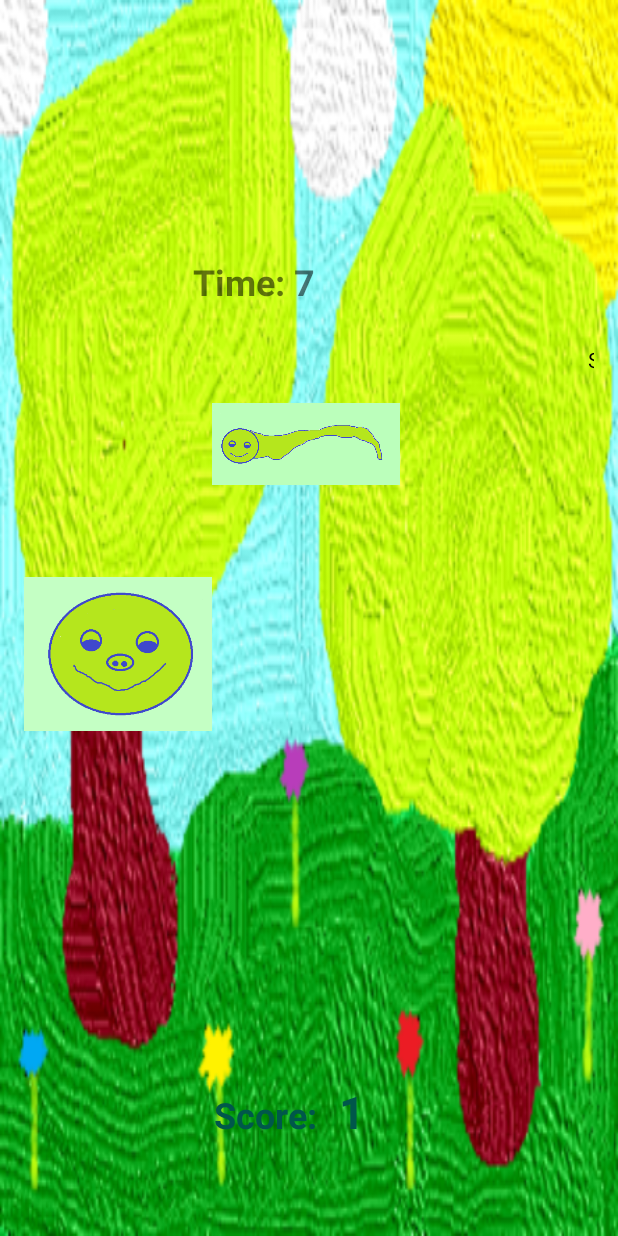
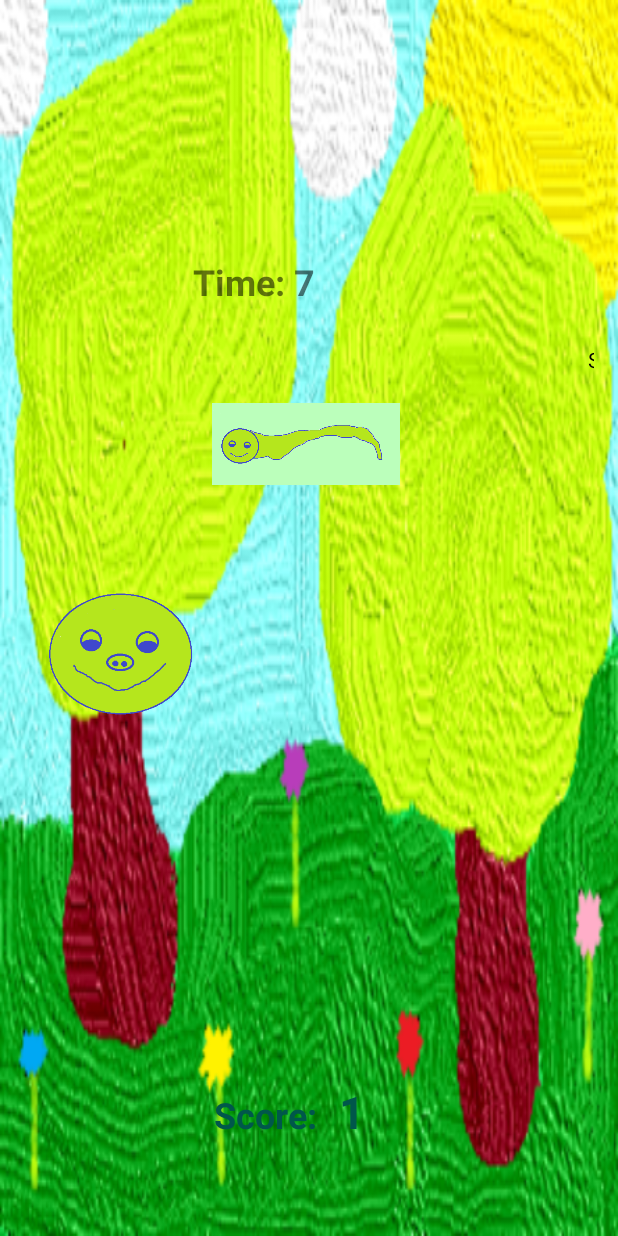
Before and after one commit to noomsInWarwick/AnotherSimpleGame, an Android app: the screen it shows after launch (MainActivity), after a tap on an icon or button, on a phone screen of 412 x 824 dp. Run offline under Robolectric (Android 15) with nearby library versions, the phone set to English and light mode, and no system bars.

Commit message:
Updates at January 12 2020

```diff
--- a/app/src/main/java/com/example/anothersimplegame/MainActivity.kt
+++ b/app/src/main/java/com/example/anothersimplegame/MainActivity.kt
@@ -235,7 +235,7 @@ class MainActivity : AppCompatActivity() {
                 for (displayedImage in displayedImageList) {
                     displayedIdx = imageList.indexOf(displayedImage)
                     if (imageList.indexOf(displayedImage) >= 0) {
-                        imageList[displayedIdx].setImageDrawable(resources.getDrawable(drawable.piggysnake_smiley))
+                        imageList[displayedIdx].setImageDrawable(resources.getDrawable(drawable.piggysnake_smiley_trans))
                         imageList[displayedIdx].maxWidth = 75
                     }
                 }
@@ -288,6 +288,7 @@ class MainActivity : AppCompatActivity() {
                         leafNumber = 3
                     }
                     3 -> {
+                        imagesManager.rotate(fallingleafone, 15000)
                         imagesManager.rotate(fallingleafthree, 8000)
                         imagesManager.rotate(fallingleaftwo, 10000)
                         leafNumber = 4
--- a/app/src/main/res/layout/activity_main.xml
+++ b/app/src/main/res/layout/activity_main.xml
@@ -88,7 +88,7 @@
             android:layout_width="20dp"
             android:layout_height="20dp"
             android:layout_centerInParent="true"
-            android:src="@drawable/fallingleaf_one"
+            android:src="@drawable/leaf_red"
             app:layout_column="0"
             app:layout_row="2" />
 
@@ -97,7 +97,7 @@
             android:layout_width="15dp"
             android:layout_height="15dp"
             android:layout_centerInParent="true"
-            android:src="@drawable/fruit_orange"
+            android:src="@drawable/fruit_orange_trans"
             android:layout_marginStart="56dp"
             app:layout_column="0"
             app:layout_row="0" />
@@ -107,7 +107,7 @@
             android:layout_width="15dp"
             android:layout_height="15dp"
             android:layout_centerInParent="true"
-            android:src="@drawable/fruit_orange"
+            android:src="@drawable/fruit_orange_trans"
             android:layout_marginStart="25dp"
             android:layout_marginTop="45dp"
             app:layout_column="1"
@@ -118,7 +118,7 @@
             android:layout_width="15dp"
             android:layout_height="15dp"
             android:layout_centerInParent="true"
-            android:src="@drawable/fruit_orange"
+            android:src="@drawable/fruit_orange_trans"
             android:layout_marginTop="20dp"
             app:layout_column="2"
             app:layout_row="0" />
@@ -128,7 +128,7 @@
             android:layout_width="15dp"
             android:layout_height="15dp"
             android:layout_centerInParent="true"
-            android:src="@drawable/fruit_orange"
+            android:src="@drawable/fruit_orange_trans"
             android:layout_marginStart="36dp"
             app:layout_column="0"
             app:layout_row="1" />
@@ -138,7 +138,7 @@
             android:layout_width="15dp"
             android:layout_height="15dp"
             android:layout_centerInParent="true"
-            android:src="@drawable/fruit_orange"
+            android:src="@drawable/fruit_orange_trans"
             android:layout_marginStart="46dp"
             android:layout_marginTop="22dp"
             app:layout_column="2"
@@ -149,7 +149,7 @@
             android:layout_width="15dp"
             android:layout_height="15dp"
             android:layout_centerInParent="true"
-            android:src="@drawable/fruit_orange"
+            android:src="@drawable/fruit_orange_trans"
             android:layout_marginStart="16dp"
             app:layout_column="2"
             app:layout_row="2" />
@@ -181,7 +181,7 @@
             android:layout_width="20dp"
             android:layout_height="20dp"
             android:layout_centerInParent="true"
-            android:src="@drawable/fallingleaf_two"
+            android:src="@drawable/leaf_green"
             app:layout_column="1"
             app:layout_row="2" />
 
@@ -212,7 +212,7 @@
             android:layout_width="20dp"
             android:layout_height="20dp"
             android:layout_centerInParent="true"
-            android:src="@drawable/fallingleaf_three"
+            android:src="@drawable/leaf_purple"
             app:layout_column="2"
             app:layout_row="2" />
 
@@ -221,7 +221,7 @@
             android:layout_width="20dp"
             android:layout_height="20dp"
             android:layout_centerInParent="true"
-            android:src="@drawable/fallingleaf_four"
+            android:src="@drawable/leaf_yellow"
             android:layout_marginStart="36dp"
             app:layout_column="2"
             app:layout_row="2" />
@@ -277,7 +277,7 @@
         android:id="@+id/snowmanImageView"
         android:layout_width="100dp"
         android:layout_height="100dp"
-        app:srcCompat="@drawable/snowman"
+        app:srcCompat="@drawable/snowman_trans"
         android:layout_marginStart="8dp"
         android:layout_marginTop="8dp"
         android:layout_marginEnd="8dp"
--- a/build.gradle
+++ b/build.gradle
@@ -8,7 +8,7 @@ buildscript {
 
     }
     dependencies {
-        classpath 'com.android.tools.build:gradle:3.5.2'
+        classpath 'com.android.tools.build:gradle:3.5.3'
         classpath "org.jetbrains.kotlin:kotlin-gradle-plugin:$kotlin_version"
         // NOTE: Do not place your application dependencies here; they belong
         // in the individual module build.gradle files
```
Also changed, not shown: app/src/main/res/drawable/fallingleaf_four.png (deleted), app/src/main/res/drawable/fallingleaf_one.png (deleted), app/src/main/res/drawable/fallingleaf_three.png (deleted), app/src/main/res/drawable/fallingleaf_two.png (deleted), app/src/main/res/drawable/fruit_orange_trans.png (added), app/src/main/res/drawable/leaf_green.png (added), app/src/main/res/drawable/leaf_purple.png (added), app/src/main/res/drawable/leaf_red.png (added), app/src/main/res/drawable/leaf_yellow.png (added), app/src/main/res/drawable/piggysnake_smiley.png (deleted), app/src/main/res/drawable/piggysnake_smiley_trans.png (added), app/src/main/res/drawable/snowman_trans.png (added).
